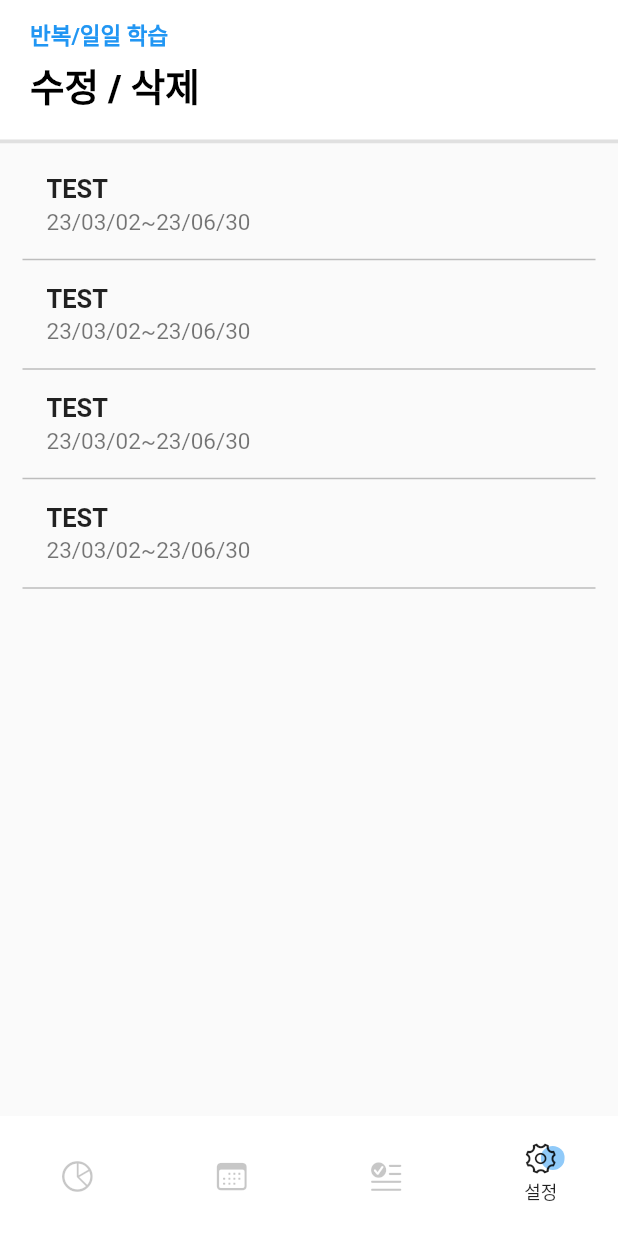
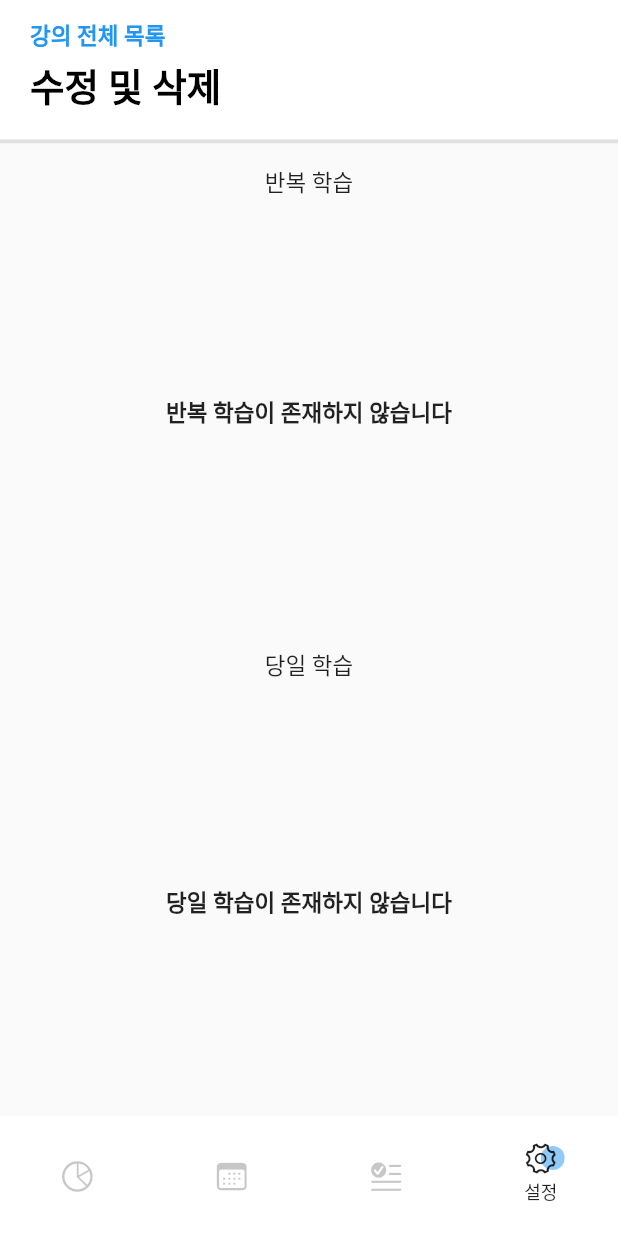
Before and after one commit to dwkim0101/univcal, a Flutter app: the screen it shows after launch, item 4 of the bottom bar chosen, on a phone screen of 412 x 824 dp. Run offline on Flutter 3.47's test engine with Material 2 defaults, Android fonts, the phone set to English and light mode, and no system bars; our stand-ins replace card_swiper, hive, hive_flutter, modal_bottom_sheet, syncfusion_flutter_datepicker, table_calendar; accounts and stored records are empty; statements that could not run were skipped.

Commit message:
hive ERROR SOLVED!!!!

```diff
--- a/lib/main.dart
+++ b/lib/main.dart
@@ -6,9 +6,13 @@ import 'package:univcal/utils.dart';
 
 void main() async {
   Hive.registerAdapter(RepeatableEventAdapter());
+  Hive.registerAdapter(NonRepeatableEventAdapter());
   Hive.registerAdapter(EventAdapter());
   await Hive.initFlutter();
   await Hive.openBox('myBox');
+
+  // final box = Hive.openBox('mybox');
+
   runApp(const MyApp());
 }
 
--- a/lib/screens/calendar.dart
+++ b/lib/screens/calendar.dart
@@ -39,7 +39,6 @@ class _CalendarEventsState extends State<CalendarEvents> {
   void initState() {
     super.initState();
 
-    kEvents = box.get('kEvents', defaultValue: <DateTime, List<Event>>{});
     _selectedDay = _focusedDay;
     _currentDay = _selectedDay;
     _selectedEvents = ValueNotifier(_getEventsForDay(_selectedDay!));
@@ -48,7 +47,7 @@ class _CalendarEventsState extends State<CalendarEvents> {
   @override
   void dispose() {
     _selectedEvents.dispose();
-
+    box.put('dailyEvents', dailyEvents);
     box.put('kEvents', kEvents);
     super.dispose();
   }
@@ -401,6 +400,9 @@ class _CalendarEventsState extends State<CalendarEvents> {
                                                   titleTextController
                                                       .text)); //이러면 안들어간다잉
                                             }
+                                            dailyEvents.add(NonRepeatableEvent(
+                                                titleTextController.text,
+                                                _currentDay!));
                                             Navigator.pop(context);
                                           }
                                         },
--- /dev/null
+++ b/lib/screens/editing.dart
@@ -0,0 +1,220 @@
+import 'package:flutter/material.dart';
+import 'package:flutter/services.dart';
+import 'package:hive/hive.dart';
+import 'package:intl/intl.dart';
+import 'package:univcal/utils.dart';
+
+class EditPage extends StatefulWidget {
+  const EditPage({super.key});
+
+  @override
+  State<EditPage> createState() => _EditPageState();
+}
+
+class _EditPageState extends State<EditPage> {
+  final box = Hive.box('mybox');
+
+  @override
+  void initState() {
+    print(dailyEvents);
+    super.initState();
+  }
+
+  @override
+  void dispose() {
+    box.put('kEvents', kEvents);
+    box.put('repeatingEvents', repeatingEvents);
+    box.put('dailyEvents', dailyEvents);
+    super.dispose();
+  }
+
+  @override
+  Widget build(BuildContext context) {
+    return Scaffold(
+      appBar: PreferredSize(
+        preferredSize: Size.zero,
+        child: AppBar(
+          elevation: 0,
+          systemOverlayStyle: SystemUiOverlayStyle.dark,
+          backgroundColor: Colors.green.withOpacity(0.0),
+        ),
+      ),
+      body: Column(
+        children: [
+          Expanded(
+            flex: 1,
+            child: Column(
+              children: [
+                Container(
+                  decoration: BoxDecoration(
+                    color: Colors.white,
+                    border: Border(
+                      bottom: BorderSide(
+                        color: Colors.grey.shade300,
+                        width: 2.5,
+                      ),
+                    ),
+                  ),
+                  child: Padding(
+                    padding: const EdgeInsets.symmetric(
+                        vertical: 12.0, horizontal: 20),
+                    child: Row(
+                      mainAxisAlignment: MainAxisAlignment.spaceBetween,
+                      children: [
+                        Column(
+                          crossAxisAlignment: CrossAxisAlignment.start,
+                          children: const [
+                            Text(
+                              '강의 전체 목록',
+                              style: TextStyle(
+                                color: Colors.blue,
+                                fontSize: 15,
+                                fontWeight: FontWeight.w600,
+                              ),
+                            ),
+                            SizedBox(
+                              height: 4,
+                            ),
+                            Text(
+                              '수정 및 삭제',
+                              style: TextStyle(
+                                color: Colors.black,
+                                fontSize: 25,
+                                fontWeight: FontWeight.w900,
+                              ),
+                            ),
+                            SizedBox(
+                              height: 6,
+                            ),
+                          ],
+                        ),
+                      ],
+                    ),
+                  ),
+                ),
+                const SizedBox(
+                  height: 15,
+                ),
+                const Text(
+                  '반복 학습',
+                  // style: TextStyle(fontSize: 16),
+                ),
+                Expanded(
+                  flex: 4,
+                  child: repeatingEvents.isEmpty
+                      ? const Center(
+                          child: Text(
+                            '반복 학습이 존재하지 않습니다',
+                            style: TextStyle(fontWeight: FontWeight.bold),
+                          ),
+                        )
+                      : Padding(
+                          padding: const EdgeInsets.symmetric(
+                              horizontal: 0, vertical: 0),
+                          child: ListView.builder(
+                            // physics: const ScrollPhysics(),
+                            scrollDirection: Axis.vertical,
+                            itemCount: repeatingEvents.length,
+                            itemBuilder: (context, index) {
+                              return Padding(
+                                padding: const EdgeInsets.all(0),
+                                child: Container(
+                                  margin: const EdgeInsets.symmetric(
+                                      horizontal: 15),
+                                  decoration: BoxDecoration(
+                                    border: Border(
+                                        bottom: BorderSide(
+                                      width: 1,
+                                      color: Colors.grey.shade400,
+                                    )),
+                                  ),
+                                  child: ListTile(
+                                    title: Padding(
+                                      padding:
+                                          const EdgeInsets.only(bottom: 3.0),
+                                      child: Text(
+                                        repeatingEvents[index].title,
+                                        style: const TextStyle(
+                                          fontWeight: FontWeight.bold,
+                                        ),
+                                      ),
+                                    ),
+                                    subtitle: Text(
+                                        '${DateFormat('yy/MM/dd').format(repeatingEvents[index].startDay)} ~'
+                                        ' ${DateFormat('yy/MM/dd').format(repeatingEvents[index].endDay)}'),
+                                    onTap: () {},
+                                  ),
+                                ),
+                              );
+                            },
+                          ),
+                        ),
+                ),
+                const SizedBox(
+                  height: 15,
+                ),
+                const Text('당일 학습'),
+                const SizedBox(
+                  height: 5,
+                ),
+                Expanded(
+                  flex: 4,
+                  child: dailyEvents.isEmpty
+                      ? Container(
+                          // decoration: BoxDecoration(border: Border.all()),
+                          child: const Center(
+                            child: Text(
+                              '당일 학습이 존재하지 않습니다',
+                              style: TextStyle(fontWeight: FontWeight.bold),
+                            ),
+                          ),
+                        )
+                      : Padding(
+                          padding: const EdgeInsets.symmetric(
+                              horizontal: 0, vertical: 0),
+                          child: ListView.builder(
+                            // physics: const ScrollPhysics(),
+                            scrollDirection: Axis.vertical,
+                            itemCount: dailyEvents.length,
+                            itemBuilder: (context, index) {
+                              return Padding(
+                                padding: const EdgeInsets.all(0),
+                                child: Container(
+                                  margin: const EdgeInsets.symmetric(
+                                      horizontal: 15),
+                                  decoration: BoxDecoration(
+                                    border: Border(
+                                        bottom: BorderSide(
+                                      width: 1,
+                                      color: Colors.grey.shade400,
+                                    )),
+                                  ),
+                                  child: ListTile(
+                                    title: Padding(
+                                      padding:
+                                          const EdgeInsets.only(bottom: 3.0),
+                                      child: Text(
+                                        dailyEvents[index].title,
+                                        style: const TextStyle(
+                                          fontWeight: FontWeight.bold,
+                                        ),
+                                      ),
+                                    ),
+                                    subtitle: Text(DateFormat('yyyy/MM/dd')
+                                        .format(dailyEvents[index].date)),
+                                    onTap: () {},
+                                  ),
+                                ),
+                              );
+                            },
+                          ),
+                        ),
+                ),
+              ],
+            ),
+          ),
+        ],
+      ),
+    );
+  }
+}
--- a/lib/screens/event_modifier.dart
+++ b/lib/screens/event_modifier.dart
@@ -57,8 +57,6 @@ class EventAddScreenState extends State<EventAddScreen> {
   @override
   void initState() {
     textController.text = _range;
-    repeatingEvents = box.get('repeatingEvents',
-        defaultValue: <RepeatableEvent>[]).cast<RepeatableEvent>();
     // for (RepeatableEvent _ in repeatingEvents) {
     //   _.printNewClass();
     // }
--- a/lib/screens/home.dart
+++ b/lib/screens/home.dart
@@ -1,9 +1,12 @@
 import 'package:flutter/cupertino.dart';
 import 'package:flutter/material.dart';
+import 'package:hive/hive.dart';
 import 'package:univcal/screens/calendar.dart';
 import 'package:univcal/screens/timetable.dart';
-import 'package:univcal/screens/info.dart';
+import 'package:univcal/screens/editing.dart';
 import 'package:univcal/screens/todo.dart';
+
+import '../utils.dart';
 
 class Home extends StatefulWidget {
   const Home({super.key});
@@ -12,6 +15,7 @@ class Home extends StatefulWidget {
 }
 
 class _HomeState extends State<Home> with SingleTickerProviderStateMixin {
+  final box = Hive.box('mybox');
   static const List<Tab> myTabs = <Tab>[
     Tab(
       text: '시간표',
@@ -35,6 +39,10 @@ class _HomeState extends State<Home> with SingleTickerProviderStateMixin {
 
   @override
   void initState() {
+    repeatingEvents = box.get('repeatingEvents').cast<RepeatableEvent>();
+    dailyEvents = box.get('dailyEvents',
+        defaultValue: <NonRepeatableEvent>[]).cast<NonRepeatableEvent>();
+    kEventUpdate();
     super.initState();
     _tabController = TabController(vsync: this, length: myTabs.length);
   }
@@ -71,7 +79,7 @@ class _HomeState extends State<Home> with SingleTickerProviderStateMixin {
             MyWidget(),
             CalendarEvents(),
             StudyReminderView(),
-            InfoPage(),
+            EditPage(),
           ],
           // myTabs.map((Tab tab) {
           //   return Center(
--- a/lib/screens/info.dart
+++ /dev/null
@@ -1,121 +0,0 @@
-import 'package:flutter/material.dart';
-import 'package:flutter/services.dart';
-
-class InfoPage extends StatelessWidget {
-  const InfoPage({super.key});
-
-  @override
-  Widget build(BuildContext context) {
-    return Scaffold(
-      appBar: PreferredSize(
-        preferredSize: Size.zero,
-        child: AppBar(
-          elevation: 0,
-          systemOverlayStyle: SystemUiOverlayStyle.dark,
-          backgroundColor: Colors.green.withOpacity(0.0),
-        ),
-      ),
-      body: Column(
-        children: [
-          Expanded(
-            flex: 1,
-            child: Column(
-              children: [
-                Container(
-                  decoration: BoxDecoration(
-                    color: Colors.white,
-                    border: Border(
-                      bottom: BorderSide(
-                        color: Colors.grey.shade300,
-                        width: 2.5,
-                      ),
-                    ),
-                  ),
-                  child: Padding(
-                    padding: const EdgeInsets.symmetric(
-                        vertical: 12.0, horizontal: 20),
-                    child: Row(
-                      mainAxisAlignment: MainAxisAlignment.spaceBetween,
-                      children: [
-                        Column(
-                          crossAxisAlignment: CrossAxisAlignment.start,
-                          children: const [
-                            Text(
-                              '반복/일일 학습',
-                              style: TextStyle(
-                                color: Colors.blue,
-                                fontSize: 15,
-                                fontWeight: FontWeight.w600,
-                              ),
-                            ),
-                            SizedBox(
-                              height: 4,
-                            ),
-                            Text(
-                              '수정 / 삭제',
-                              style: TextStyle(
-                                color: Colors.black,
-                                fontSize: 25,
-                                fontWeight: FontWeight.w900,
-                              ),
-                            ),
-                            SizedBox(
-                              height: 6,
-                            ),
-                          ],
-                        ),
-                      ],
-                    ),
-                  ),
-                ),
-                const SizedBox(
-                  height: 5,
-                ),
-                Expanded(
-                  flex: 8,
-                  child: Padding(
-                    padding:
-                        const EdgeInsets.symmetric(horizontal: 0, vertical: 0),
-                    child: ListView.builder(
-                      // physics: const ScrollPhysics(),
-                      scrollDirection: Axis.vertical,
-                      itemCount: 4,
-                      itemBuilder: (context, index) {
-                        return Padding(
-                          padding: const EdgeInsets.all(0),
-                          child: Container(
-                            margin: const EdgeInsets.symmetric(horizontal: 15),
-                            decoration: BoxDecoration(
-                              border: Border(
-                                  bottom: BorderSide(
-                                width: 1,
-                                color: Colors.grey.shade400,
-                              )),
-                            ),
-                            child: ListTile(
-                              title: const Padding(
-                                padding: EdgeInsets.only(bottom: 3.0),
-                                child: Text(
-                                  "TEST",
-                                  style: TextStyle(
-                                    fontWeight: FontWeight.bold,
-                                  ),
-                                ),
-                              ),
-                              subtitle: const Text('23/03/02~23/06/30'),
-                              onTap: () {},
-                            ),
-                          ),
-                        );
-                      },
-                    ),
-                  ),
-                ),
-              ],
-            ),
-          ),
-        ],
-      ),
-    );
-  }
-}
--- a/lib/screens/todo.dart
+++ b/lib/screens/todo.dart
@@ -38,7 +38,7 @@ class _StudyReminderViewState extends State<StudyReminderView> {
     for (int i = 0; i < 6; i++) {
       text.add(TextEditingController());
     }
-    kEvents = box.get('kEvents', defaultValue: <DateTime, List<Event>>{});
+
     selectedDay = focusedDay;
     selectedEvents = ValueNotifier(_getEventsForDay(selectedDay!));
   }
--- a/lib/utils.dart
+++ b/lib/utils.dart
@@ -57,19 +57,31 @@ class RepeatableEvent {
   String toString() => title;
 }
 
+@HiveType(typeId: 2)
+class NonRepeatableEvent {
+  //받고 나면 event로 치환.
+  @HiveField(0)
+  String title;
+  @HiveField(1)
+  DateTime date;
+
+  NonRepeatableEvent(
+    this.title,
+    this.date,
+  );
+
+  @override
+  String toString() => title;
+}
+
 LinkedHashMap<DateTime, List<Event>> kEvents =
     LinkedHashMap<DateTime, List<Event>>(
   equals: isSameDay,
   hashCode: getHashCode,
-);
-
-LinkedHashMap<DateTime, List<Event>> dailyEvents =
-    LinkedHashMap<DateTime, List<Event>>(
-  equals: isSameDay,
-  hashCode: getHashCode,
-);
+); //데일리 반복 모두 있는 이벤트 리스트
 
 List<RepeatableEvent> repeatingEvents = [];
+List<NonRepeatableEvent> dailyEvents = [];
 
 // final _kEventSource = {
 //   for (var item in List.generate(50, (index) => index))
@@ -83,7 +95,7 @@ List<RepeatableEvent> repeatingEvents = [];
 //   });
 
 int getHashCode(DateTime key) {
-  return key.day * 1000000 + key.month * 10000 + key.year;
+  return key.year * 10000 + key.month * 100 + key.day;
 }
 
 /// Returns a list of [DateTime] objects from [first] to [last], inclusive.
@@ -98,3 +110,29 @@ List<DateTime> daysInRange(DateTime first, DateTime last) {
 final kToday = DateTime.now();
 final kFirstDay = DateTime(kToday.year, kToday.month - 6, kToday.day);
 final kLastDay = DateTime(kToday.year, kToday.month + 6, kToday.day);
+
+void kEventUpdate() {
+  //반복 이벤트 생성
+  for (var _ in repeatingEvents) {
+    for (DateTime currentDay in daysInRange(_.startDay, _.endDay)) {
+      if (_.repeatWeekdays[currentDay.weekday - 1]) {
+        if (kEvents[currentDay] == null) {
+          kEvents.addAll({
+            currentDay: [Event(_.title)]
+          });
+        } else {
+          kEvents[currentDay]?.add(Event(_.title));
+        }
+      }
+    }
+  }
+  for (var _ in dailyEvents) {
+    if (kEvents[_.date] == null) {
+      kEvents.addAll({
+        _.date: [Event(_.title)]
+      });
+    } else {
+      kEvents[_.date]?.add(Event(_.title));
+    }
+  }
+}
```
Also changed, not shown: lib/screens/timetable.dart (+46 -24 lines), lib/utils.g.dart.
